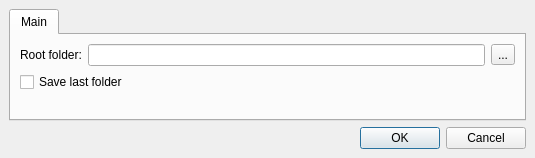
onto/effy, file settingswindow.ui: the form before one commit.
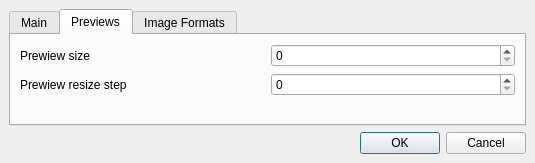
The form after the commit. The open tabs and pages were chosen to show the change.

```diff
--- a/settingswindow.ui
+++ b/settingswindow.ui
@@ -7,7 +7,7 @@
     <x>0</x>
     <y>0</y>
     <width>535</width>
-    <height>158</height>
+    <height>163</height>
    </rect>
   </property>
   <property name="windowTitle">
@@ -70,6 +70,64 @@
           </item>
          </layout>
         </widget>
+        <widget class="QWidget" name="tab_2">
+         <attribute name="title">
+          <string>Previews</string>
+         </attribute>
+         <layout class="QGridLayout" name="gridLayout_3">
+          <item row="0" column="0">
+           <layout class="QGridLayout" name="gridLayout_2">
+            <item row="0" column="1">
+             <widget class="QSpinBox" name="previewsizespinBox">
+              <property name="maximum">
+               <number>999</number>
+              </property>
+             </widget>
+            </item>
+            <item row="0" column="0">
+             <widget class="QLabel" name="previewsizelabel">
+              <property name="text">
+               <string>Prewiew size</string>
+              </property>
+             </widget>
+            </item>
+            <item row="1" column="0">
+             <widget class="QLabel" name="previewsteplabel">
+              <property name="text">
+               <string>Prewiew resize step</string>
+              </property>
+             </widget>
+            </item>
+            <item row="1" column="1">
+             <widget class="QSpinBox" name="previewstepspinBox">
+              <property name="maximum">
+               <number>999</number>
+              </property>
+             </widget>
+            </item>
+           </layout>
+          </item>
+          <item row="1" column="0">
+           <spacer name="verticalSpacer_2">
+            <property name="orientation">
+             <enum>Qt::Vertical</enum>
+            </property>
+            <property name="sizeHint" stdset="0">
+             <size>
+              <width>20</width>
+              <height>40</height>
+             </size>
+            </property>
+           </spacer>
+          </item>
+         </layout>
+        </widget>
+        <widget class="QWidget" name="tab_3">
+         <attribute name="title">
+          <string>Image Formats</string>
+         </attribute>
+         <layout class="QGridLayout" name="gridLayout_4"/>
+        </widget>
        </widget>
       </item>
       <item>
```
